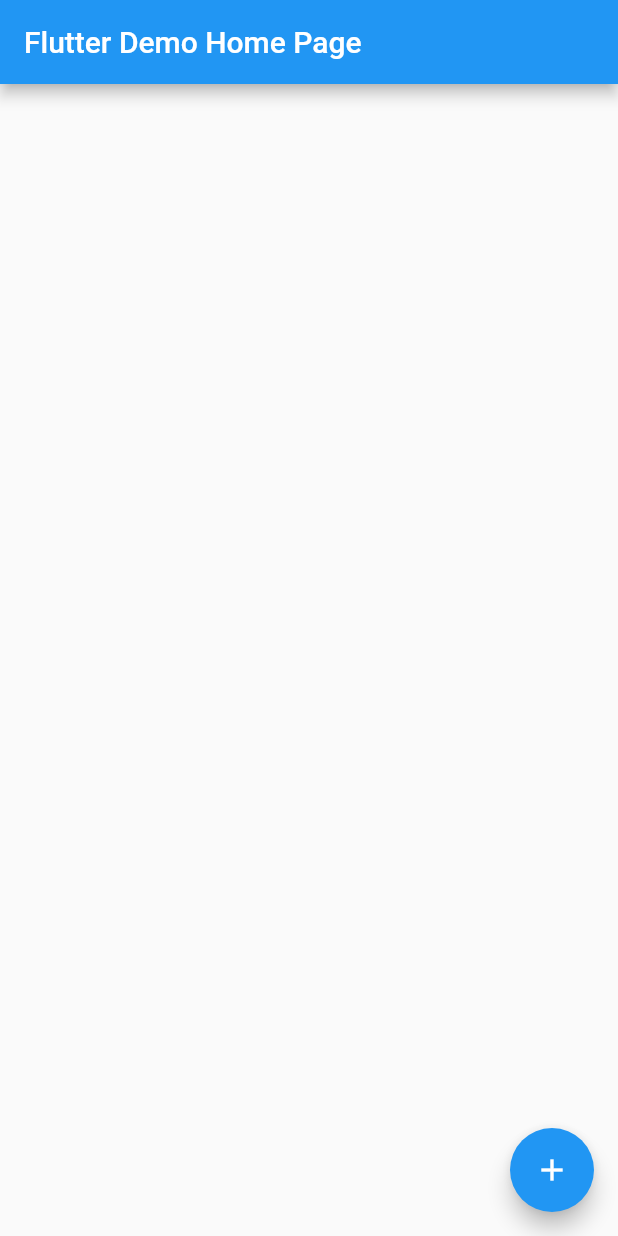
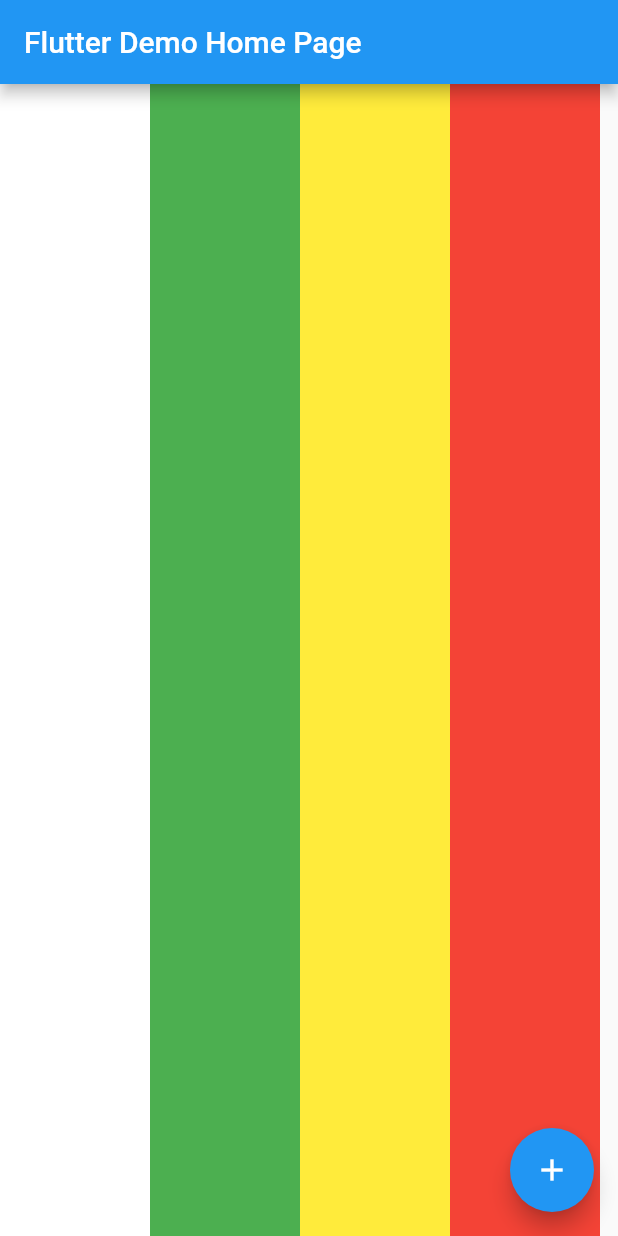
Before and after one commit to hw20101101/flutter_demo, a Flutter app: the screen it shows after launch, on a phone screen of 412 x 824 dp. Run offline on Flutter 3.47's test engine with Material 2 defaults, Android fonts, the phone set to English and light mode, and no system bars; our stand-ins replace cached_network_image.

```diff
--- a/lib/main.dart
+++ b/lib/main.dart
@@ -115,6 +115,16 @@ class _MyHomePageState extends State<MyHomePage> with WidgetsBindingObserver {
         // the App.build method, and use it to set our appbar title.
         title: Text(widget.title),
       ),
+      body: ListView(
+        scrollDirection: Axis.horizontal,
+        itemExtent: 100,
+        children: <Widget>[
+          Container(color: Colors.white),
+          Container(color: Colors.green),
+          Container(color: Colors.yellow),
+          Container(color: Colors.red)
+        ],
+      ),
 
       floatingActionButton: FloatingActionButton(
         onPressed: _incrementCounter,
```
